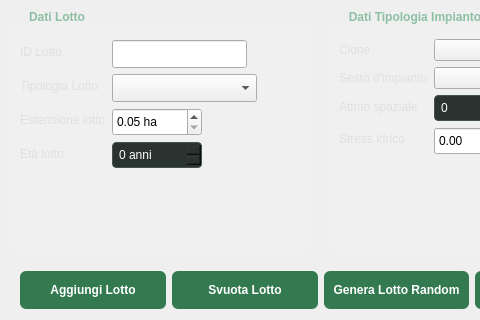
The window that GUI/form_lotti.ui (Seyen75/Gestione_Pioppeto) describes before a commit, drawn with Qt 5; both pictures show x 0 to 480 and y 0 to 320 of the 647 by 721 pixel window.
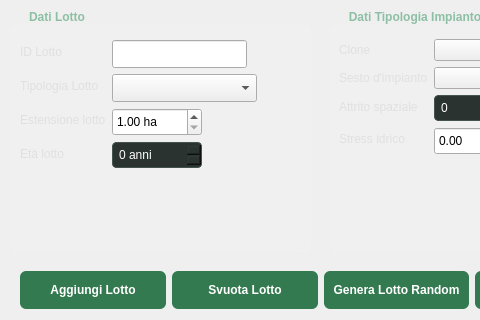
The same window after the commit.

Diff of the .ui file:
```diff
--- a/GUI/form_lotti.ui
+++ b/GUI/form_lotti.ui
@@ -225,7 +225,7 @@
         <string> ha</string>
        </property>
        <property name="minimum">
-        <double>0.050000000000000</double>
+        <double>1.000000000000000</double>
        </property>
        <property name="singleStep">
         <double>0.100000000000000</double>
```
Left out of the diff: 2 changed lines with no effect on the pictures.
